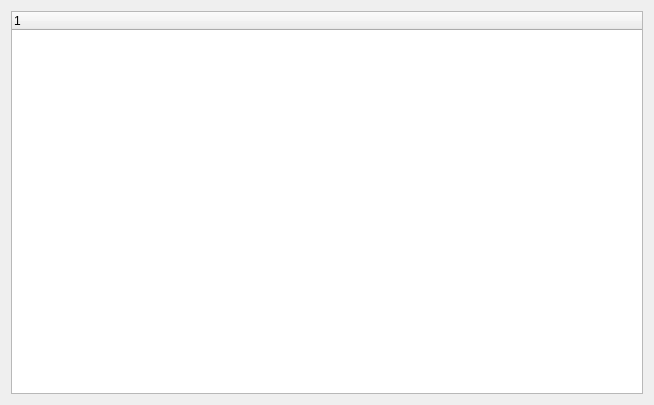
First picture: the form in src/ui/dataselectionscreen.ui, repository ArduPilot/apm_planner, before the edit.
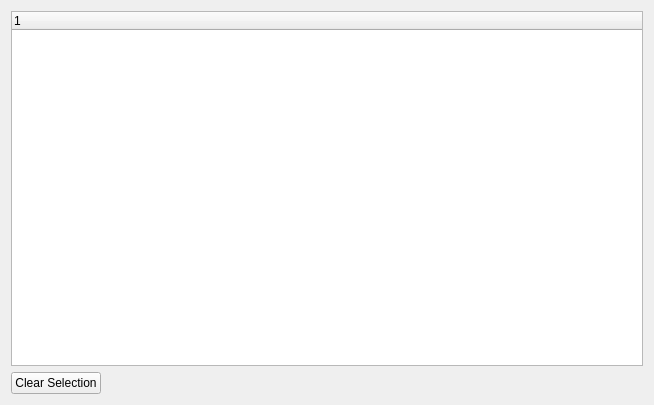
Second picture: the form after the edit.

Commit message: Addition of "Clear Selection" button for AP2DataPlot, for clearing out all graphs and blanking the plot

Patch:
```diff
--- a/src/ui/dataselectionscreen.ui
+++ b/src/ui/dataselectionscreen.ui
@@ -23,6 +23,30 @@
      </column>
     </widget>
    </item>
+   <item>
+    <layout class="QHBoxLayout" name="horizontalLayout">
+     <item>
+      <widget class="QPushButton" name="clearPushButton">
+       <property name="text">
+        <string>Clear Selection</string>
+       </property>
+      </widget>
+     </item>
+     <item>
+      <spacer name="horizontalSpacer">
+       <property name="orientation">
+        <enum>Qt::Horizontal</enum>
+       </property>
+       <property name="sizeHint" stdset="0">
+        <size>
+         <width>40</width>
+         <height>20</height>
+        </size>
+       </property>
+      </spacer>
+     </item>
+    </layout>
+   </item>
   </layout>
  </widget>
  <resources/>
```
The commit also changes 2 other files.
